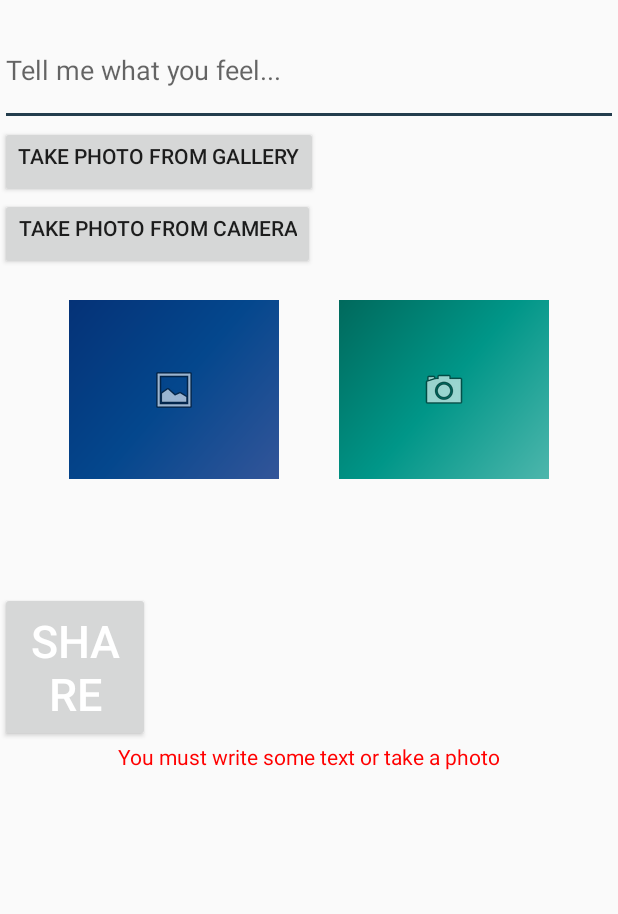
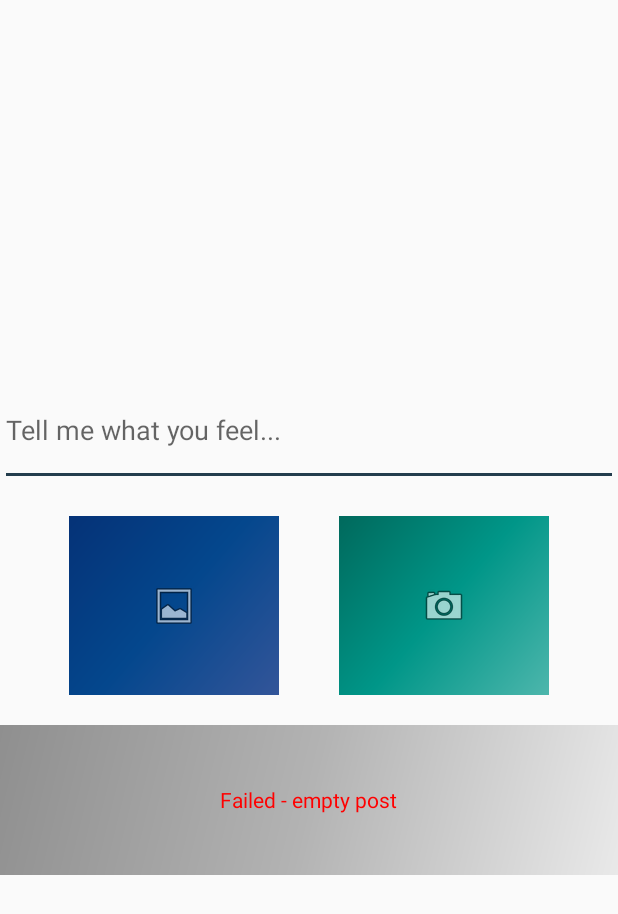
Before and after one commit to stavco9/getMyPic, an Android app: the fragment CreateFeed shown on its own in the app's theme, after a tap on "SHARE", on a phone screen of 412 x 824 dp. Shown: the top 914 px of the screen. Run offline under Robolectric (Android 15) with nearby library versions, the phone set to English and light mode, and no system bars; our stand-ins replace Firebase (no records; nobody signed in at launch, a user with empty details on screens opened directly); network calls fail; 2 statements that could not run were skipped.

Commit message:
Merge branch 'master' of https://github.com/stavco9/getMyPic
# Conflicts:
#	app/src/main/java/com/example/getmypic/ListFeeds.java
#	app/src/main/java/com/example/getmypic/Models/PostsListAdapter.java
#	app/src/main/java/com/example/getmypic/ViewFeed.java

```diff
--- a/app/src/main/java/com/example/getmypic/CreateFeed.java
+++ b/app/src/main/java/com/example/getmypic/CreateFeed.java
@@ -22,7 +22,8 @@ import android.view.View;
 import android.view.ViewGroup;
 import android.widget.Button;
 import android.widget.EditText;
-import android.widget.FrameLayout;
+import android.widget.ImageButton;
+import android.widget.ImageView;
 import android.widget.ProgressBar;
 import android.widget.TextView;
 
@@ -54,19 +55,24 @@ public class CreateFeed extends Fragment {
     private static final String ARG_PARAM2 = "param2";
 
     // TODO: Rename and change types of parameters
-    private View createFeedView;
+    private TakePhoto photo;
+    private Bitmap imageBitmap;
+
     private EditText createFeedTxt;
+    private ImageButton takePhotoGalleryBtn;
+    private ImageButton takePhotoCameraBtn;
+    private Button removePhoto;
+    private ImageView imgpreview;
+    private View imgpreviewCont;
     private Button createFeedSubmitBtn;
-    private Bitmap imageBitmap;
-    private TakePhoto photo;
-    private Button takePhotoGalleryBtn;
-    private Button takePhotoCameraBtn;
-    private TextView isUploadedView;
-    private Button remotePhoto;
     private ProgressBar waitingBar;
+    private View waitingCont;
     private TextView uploadedText;
+    private View uploadedCont;
+
+
+
     private NavController navController;
-    private boolean isCounted = false;
     private String firebaseImageUrl = "";
     private final int CAMERA_REQUEST_CODE = 1888;
     private final int GALLERY_REQUEST_CODE = 1889;
@@ -82,9 +88,6 @@ public class CreateFeed extends Fragment {
 
     // Add final post to firebase after photo is taken !!!
     private void addFinalPostTofirebase(){
-
-        // set is counted to true. Now, this method will not be called anymore
-        isCounted = true;
 
         if (postToEdit != null){
             count = Integer.parseInt(postToEdit.getId());
@@ -115,44 +118,47 @@ public class CreateFeed extends Fragment {
                             Log.d("SQLite", "Added successfully post to local cache");
 
                             // Added result text
-                            uploadedText.setVisibility(View.VISIBLE);
-                            waitingBar.setVisibility(View.GONE);
+                            createFeedSubmitBtn.setVisibility(View.GONE);
+                            waitingCont.setVisibility(View.GONE);
+                            uploadedCont.setVisibility(View.VISIBLE);
                             navController = Navigation.findNavController(getActivity(), R.id.get_my_pic_nav_graph);
 
                             // If saved in SQLite successfully
-                            if (success){
+                            //if (success){
 
                                 // Set the text that it's successful for 2 seconds
-                                uploadedText.setText("Successfully added post !!!");
+                                uploadedText.setText("Uploaded successfully");
                                 uploadedText.setTextColor(Color.GREEN);
                                 Handler handler = new Handler();
                                 handler.postDelayed(new Runnable() {
                                     @Override
                                     public void run() {
-                                        uploadedText.setVisibility(View.GONE);
-
                                         // Navigate back to list feeds
                                         if (navController.getCurrentDestination().getId() == R.id.createFeed) {
                                             navController.popBackStack();
                                         }
                                     }
                                 }, 2000);
-                            }
+                            //}
                         }
                     });
                 }
                 else{
                     // Set text to error for 2 seconds
-                    uploadedText.setText("Error while addding post");
+                    createFeedSubmitBtn.setVisibility(View.GONE);
+                    waitingCont.setVisibility(View.GONE);
+                    uploadedCont.setVisibility(View.VISIBLE);
+                    uploadedText.setText("Error while creating post");
                     uploadedText.setTextColor(Color.RED);
                     Handler handler = new Handler();
                     handler.postDelayed(new Runnable() {
                         @Override
                         public void run() {
-                            uploadedText.setVisibility(View.GONE);
 
-                            // Pop back to previous fragment
-                            navController.popBackStack();
+                            if (navController.getCurrentDestination().getId() == R.id.createFeed) {
+                                // Pop back to previous fragment
+                                navController.popBackStack();
+                            }
                         }
                     }, 2000);
                 }
@@ -164,7 +170,9 @@ public class CreateFeed extends Fragment {
     private void addNewFeed(){
 
         // Adding waiting spinner
-        waitingBar.setVisibility(View.VISIBLE);
+        createFeedSubmitBtn.setVisibility(View.GONE);
+        waitingCont.setVisibility(View.VISIBLE);
+        uploadedCont.setVisibility(View.GONE);
 
         // If a photo was taken
         if (imageBitmap != null){
@@ -193,15 +201,18 @@ public class CreateFeed extends Fragment {
         }
         else{
             // Set error text for 2 seconds
-            uploadedText.setVisibility(View.VISIBLE);
-            waitingBar.setVisibility(View.GONE);
-            uploadedText.setText("You must write some text or take a photo");
+            createFeedSubmitBtn.setVisibility(View.GONE);
+            waitingCont.setVisibility(View.GONE);
+            uploadedCont.setVisibility(View.VISIBLE);
+            uploadedText.setText("Failed - empty post");
             uploadedText.setTextColor(Color.RED);
             Handler handler = new Handler();
             handler.postDelayed(new Runnable() {
                 @Override
                 public void run() {
-                    uploadedText.setVisibility(View.GONE);
+                    createFeedSubmitBtn.setVisibility(View.VISIBLE);
+                    waitingCont.setVisibility(View.GONE);
+                    uploadedCont.setVisibility(View.GONE);
                 }
             }, 2000);
         }
@@ -241,12 +252,9 @@ public class CreateFeed extends Fragment {
             }
         });
 
-        remotePhoto.setOnClickListener(new View.OnClickListener() {
+        removePhoto.setOnClickListener(new View.OnClickListener() {
             @Override
             public void onClick(View v) {
-                isUploadedView.setVisibility(View.GONE);
-                remotePhoto.setVisibility(View.GONE);
-
                 imageBitmap = null;
                 firebaseImageUrl = "";
             }
@@ -262,23 +270,22 @@ public class CreateFeed extends Fragment {
 
                 // If there's internet connection
                 if (GetMyPicApplication.isInternetAvailable()){
-
-                    // Get the root view
-                    createFeedView = v.getRootView();
-
                     addNewFeed();
                 }
                 else{
                     // Set error message of internet connectivity for 2 seconds
-                    uploadedText.setVisibility(View.VISIBLE);
-                    waitingBar.setVisibility(View.GONE);
-                    uploadedText.setText("No internet connection.....");
+                    createFeedSubmitBtn.setVisibility(View.GONE);
+                    waitingCont.setVisibility(View.GONE);
+                    uploadedCont.setVisibility(View.VISIBLE);
+                    uploadedText.setText("No internet connection");
                     uploadedText.setTextColor(Color.RED);
                     Handler handler = new Handler();
                     handler.postDelayed(new Runnable() {
                         @Override
                         public void run() {
-                            uploadedText.setVisibility(View.GONE);
+                            createFeedSubmitBtn.setVisibility(View.VISIBLE);
+                            waitingCont.setVisibility(View.GONE);
+                            uploadedCont.setVisibility(View.GONE);
                         }
                     }, 2000);
                 }
@@ -316,14 +323,17 @@ public class CreateFeed extends Fragment {
         View createFeedView = inflater.inflate(R.layout.fragment_create_feed, container, false);
 
         // Initalize all views
-        createFeedTxt = (EditText) createFeedView.findViewById(R.id.create_feed_txt);
-        createFeedSubmitBtn = (Button) createFeedView.findViewById(R.id.create_feed_submit_btn);
-        takePhotoGalleryBtn = (Button) createFeedView.findViewById(R.id.take_photo_gallery);
-        takePhotoCameraBtn = (Button) createFeedView.findViewById(R.id.take_photo_camera);
-        remotePhoto = (Button) createFeedView.findViewById(R.id.uploaded_Remove);
-        isUploadedView = (TextView) createFeedView.findViewById(R.id.is_Uploaded);
-        waitingBar = (ProgressBar) createFeedView.findViewById(R.id.create_waiting_bar);
-        uploadedText  = (TextView) createFeedView.findViewById(R.id.create_final);
+        createFeedTxt = createFeedView.findViewById(R.id.create_feed_txt);
+        takePhotoGalleryBtn = createFeedView.findViewById(R.id.createfeed_gallery);
+        takePhotoCameraBtn = createFeedView.findViewById(R.id.createfeed_camera);
+        removePhoto = createFeedView.findViewById(R.id.create_remove_image);
+        imgpreview = createFeedView.findViewById(R.id.create_image_preview_img);
+        imgpreviewCont = createFeedView.findViewById(R.id.create_image_preview);
+        createFeedSubmitBtn = createFeedView.findViewById(R.id.create_feed_submit_btn);
+        waitingBar = createFeedView.findViewById(R.id.create_waiting_bar);
+        waitingCont = createFeedView.findViewById(R.id.create_waiting_container);
+        uploadedText  = createFeedView.findViewById(R.id.create_final);
+        uploadedCont = createFeedView.findViewById(R.id.create_final_container);
 
         postToEdit = CreateFeedArgs.fromBundle(getArguments()).getPost();
 
@@ -331,10 +341,9 @@ public class CreateFeed extends Fragment {
             createFeedTxt.setText(postToEdit.getText());
             firebaseImageUrl = postToEdit.getPostImageUrl();
 
-            if (firebaseImageUrl.length() > 0){
-                isUploadedView.setText("Photo");
-                remotePhoto.setVisibility(View.VISIBLE);
-                isUploadedView.setVisibility(View.VISIBLE);
+            if (firebaseImageUrl.length() > 0 && imageBitmap != null){
+                imgpreviewCont.setVisibility(View.VISIBLE);
+                imgpreview.setImageBitmap(imageBitmap);
             }
             ((MainActivity)getActivity()).getSupportActionBar().setTitle("WatchMe! - Edit post");
         } else {
@@ -389,16 +398,12 @@ public class CreateFeed extends Fragment {
 
                     if (imageBitmap != null){
                         imageBitmap = TakePhoto.compressPhoto(imageBitmap, 5);
-
-                        isUploadedView.setText("Uploaded");
-                        remotePhoto.setVisibility(View.VISIBLE);
+                        imgpreviewCont.setVisibility(View.VISIBLE);
+                        imgpreview.setImageBitmap(imageBitmap);
                     }
                     else{
-                        isUploadedView.setText("Error while uploading");
+                        imgpreviewCont.setVisibility(View.GONE);
                     }
-
-                    // Set the uploaded text to visible
-                    isUploadedView.setVisibility(View.VISIBLE);
 
                     break;
                 case  CAMERA_REQUEST_CODE:
@@ -417,16 +422,12 @@ public class CreateFeed extends Fragment {
 
                         if (imageBitmap != null){
                             imageBitmap = TakePhoto.compressPhoto(imageBitmap, 5);
-
-                            isUploadedView.setText("Uploaded");
-                            remotePhoto.setVisibility(View.VISIBLE);
+                            imgpreviewCont.setVisibility(View.VISIBLE);
+                            imgpreview.setImageBitmap(imageBitmap);
                         }
                         else{
-                            isUploadedView.setText("Error while uploading");
+                            imgpreviewCont.setVisibility(View.GONE);
                         }
-
-                        // set the uploaded text to visible
-                        isUploadedView.setVisibility(View.VISIBLE);
                     }
                     catch (IOException e){
                         e.printStackTrace();
--- a/app/src/main/res/layout/fragment_create_feed.xml
+++ b/app/src/main/res/layout/fragment_create_feed.xml
@@ -4,6 +4,7 @@
     xmlns:tools="http://schemas.android.com/tools"
     android:layout_width="match_parent"
     android:layout_height="match_parent"
+    android:gravity="center"
     android:orientation="vertical"
     tools:context=".CreateFeed">
 
@@ -16,37 +17,6 @@
         android:inputType="textCapSentences|textMultiLine"
         android:maxLength="2000"
         android:maxLines="7" />
-
-    <Button
-        android:id="@+id/take_photo_gallery"
-        android:layout_width="wrap_content"
-        android:layout_height="wrap_content"
-        android:gravity="left"
-        android:text="Take photo from gallery" />
-
-    <Button
-        android:id="@+id/take_photo_camera"
-        android:layout_width="wrap_content"
-        android:layout_height="wrap_content"
-        android:gravity="right"
-        android:text="Take photo from camera" />
-
-    <TextView
-        android:id="@+id/is_Uploaded"
-        android:layout_width="wrap_content"
-        android:layout_height="wrap_content"
-        android:layout_marginTop="8dp"
-        android:text="Uploaded"
-        android:visibility="gone" />
-
-    <Button
-        android:id="@+id/uploaded_Remove"
-        android:layout_width="58dp"
-        android:layout_height="35dp"
-        android:layout_marginTop="39dp"
-        android:gravity="center"
-        android:text="X"
-        android:visibility="gone" />
 
     <LinearLayout
         android:layout_width="match_parent"
@@ -71,14 +41,55 @@
             android:src="@android:drawable/ic_menu_camera" />
     </LinearLayout>
 
+    <LinearLayout
+        android:id="@+id/create_image_preview"
+        android:layout_width="match_parent"
+        android:layout_height="wrap_content"
+        android:gravity="center"
+        android:orientation="horizontal"
+        android:visibility="gone">
+
+        <Button
+            android:id="@+id/create_remove_image"
+            android:layout_width="76dp"
+            android:layout_height="76dp"
+            android:layout_marginLeft="50dp"
+            android:layout_marginRight="30dp"
+            android:layout_weight="1"
+            android:background="@drawable/red_background"
+            android:text="X"
+            android:textColor="@color/browser_actions_bg_grey"
+            android:textSize="20dp"
+            android:textStyle="bold" />
+
+        <ImageView
+            android:id="@+id/create_image_preview_img"
+            android:layout_width="200dp"
+            android:layout_height="200dp"
+            android:layout_marginRight="50dp"
+            android:adjustViewBounds="true"
+            android:scaleType="centerCrop"
+            tools:src="@tools:sample/backgrounds/scenic" />
+    </LinearLayout>
+
     <Button
         android:id="@+id/create_feed_submit_btn"
-        android:layout_width="100dp"
+        android:layout_width="match_parent"
         android:layout_height="100dp"
+        android:layout_gravity="bottom|center"
         android:layout_marginTop="55dp"
+        android:background="@drawable/lightgrey_background"
         android:text="Share"
-        android:textColor="#FFFFFF"
-        android:textSize="30sp" />
+        android:textColor="#006999"
+        android:textSize="36sp"
+        android:textStyle="bold" />
+
+    <FrameLayout
+        android:id="@+id/create_waiting_container"
+        android:layout_width="match_parent"
+        android:layout_height="100dp"
+        android:background="@drawable/lightgrey_background"
+        tools:visibility="gone">
 
         <ProgressBar
             android:id="@+id/create_waiting_bar"
@@ -86,15 +97,22 @@
             android:layout_width="wrap_content"
             android:layout_height="wrap_content"
             android:layout_gravity="center"
-        android:indeterminate="true"
-        android:visibility="gone" />
+            android:indeterminate="true" />
+    </FrameLayout>
+
+    <FrameLayout
+        android:id="@+id/create_final_container"
+        android:layout_width="match_parent"
+        android:layout_height="100dp"
+        android:background="@drawable/lightgrey_background"
+        tools:visibility="gone">
 
         <TextView
             android:id="@+id/create_final"
             android:layout_width="wrap_content"
             android:layout_height="wrap_content"
             android:layout_gravity="center"
-        android:indeterminate="true"
-        android:visibility="gone" />
+            android:indeterminate="true" />
+    </FrameLayout>
 
 </LinearLayout>
```
Lines whose indentation alone changed are shown as unchanged.
